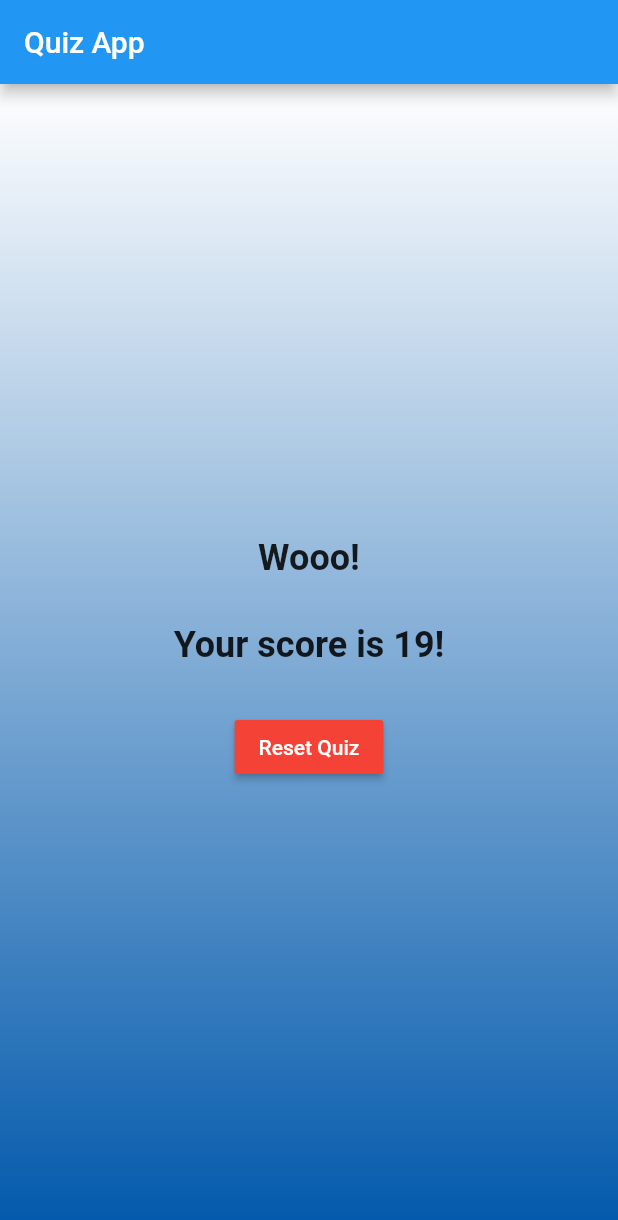
After one commit to aliemir/flutter-quiz-app-example, a Flutter app: the screen it shows after launch, after a tap on "Black", after a tap on "Fish", after a tap on "Three", on a phone screen of 412 x 824 dp. The commit adds this screen. Shown: the top 1220 px of the screen. Run offline on Flutter 3.47's test engine with Material 2 defaults, Android fonts, the phone set to English and light mode, and no system bars.

Commit message:
quiz done

```diff
--- a/lib/main.dart
+++ b/lib/main.dart
@@ -1,6 +1,7 @@
 import 'package:flutter/material.dart';
-import './question.dart';
-import './answer.dart';
+
+import './quiz.dart';
+import './result.dart';
 
 void main() {
   runApp(App());
@@ -14,42 +15,86 @@ class App extends StatefulWidget {
 }
 
 class _AppState extends State<App> {
+  var _score = 0;
   var _questionIndex = 0;
   final questions = [
     {
       'questionText': 'Whats your favorite color ?',
       'answers': [
-        'Black',
-        'Red',
-        'Green',
-        'White',
+        {
+          'text': 'Black',
+          'score': 10,
+        },
+        {
+          'text': 'Red',
+          'score': 6,
+        },
+        {
+          'text': 'Green',
+          'score': 3,
+        },
+        {
+          'text': 'White',
+          'score': 0,
+        },
       ],
     },
     {
       'questionText': 'Whats your favorite animal ?',
       'answers': [
-        'Rabbit',
-        'Cat',
-        'Dog',
-        'Fish',
+        {
+          'text': 'Snake',
+          'score': 10,
+        },
+        {
+          'text': 'Fish',
+          'score': 6,
+        },
+        {
+          'text': 'Dog',
+          'score': 3,
+        },
+        {
+          'text': 'Cat',
+          'score': 0,
+        },
       ],
     },
     {
       'questionText': 'Whats your favorite number ?',
       'answers': [
-        'One',
-        'Two',
-        'Three',
-        'Four',
+        {
+          'text': 'Ten',
+          'score': 10,
+        },
+        {
+          'text': 'Six',
+          'score': 6,
+        },
+        {
+          'text': 'Three',
+          'score': 3,
+        },
+        {
+          'text': 'Zero',
+          'score': 0,
+        },
       ],
     },
   ];
 
-  void _answerQuestion() {
+  void _answerQuestion(int answerScore) {
     setState(() {
+      _score += answerScore;
       _questionIndex++;
     });
-    print('Answer chosen');
+  }
+
+  void _resetQuiz() {
+    setState(() {
+      _score = 0;
+      _questionIndex = 0;
+    });
   }
 
   @override
@@ -69,20 +114,15 @@ class _AppState extends State<App> {
               end: Alignment.bottomCenter,
             ),
           ),
-          child: Column(
-            children: <Widget>[
-              Question(
-                questionText: questions[_questionIndex]['questionText'],
-              ),
-              ...(questions[_questionIndex]['answers'] as List<String>)
-                  .map((answer) {
-                return new Answer(
-                  text: answer,
+          child: _questionIndex < questions.length
+              ? Quiz(
+                  question: questions[_questionIndex],
                   onPressed: _answerQuestion,
-                );
-              }).toList(),
-            ],
-          ),
+                )
+              : Result(
+                  score: _score,
+                  resetHandler: _resetQuiz,
+                ),
         ),
       ),
     );
--- /dev/null
+++ b/lib/quiz.dart
@@ -0,0 +1,31 @@
+import 'package:flutter/material.dart';
+import './question.dart';
+import './answer.dart';
+
+class Quiz extends StatelessWidget {
+  final question;
+  final Function onPressed;
+
+  Quiz({this.question, this.onPressed});
+
+  @override
+  Widget build(BuildContext context) {
+    return Container(
+      child: Column(
+        children: <Widget>[
+          Question(
+            questionText: question['questionText'],
+          ),
+          ...(question['answers'] as List).map((answer) {
+            return new Answer(
+              text: answer['text'],
+              onPressed: () {
+                onPressed(answer['score']);
+              },
+            );
+          }).toList(),
+        ],
+      ),
+    );
+  }
+}
--- /dev/null
+++ b/lib/result.dart
@@ -0,0 +1,49 @@
+import 'package:flutter/material.dart';
+
+class Result extends StatelessWidget {
+  final resetHandler;
+  final score;
+
+  Result({this.score, this.resetHandler});
+
+  @override
+  Widget build(BuildContext context) {
+    return Center(
+      child: Column(
+        mainAxisAlignment: MainAxisAlignment.center,
+        children: <Widget>[
+          Container(
+            margin: EdgeInsets.only(
+              bottom: 30.0,
+            ),
+            child: Text(
+              'Wooo!',
+              style: TextStyle(
+                fontSize: 24,
+                fontWeight: FontWeight.bold,
+              ),
+            ),
+          ),
+          Container(
+            margin: EdgeInsets.only(
+              bottom: 30.0,
+            ),
+            child: Text(
+              'Your score is ' + score.toString() + '!',
+              style: TextStyle(
+                fontSize: 24,
+                fontWeight: FontWeight.bold,
+              ),
+            ),
+          ),
+          RaisedButton(
+            textColor: Colors.white,
+            color: Colors.red,
+            child: Text('Reset Quiz'),
+            onPressed: resetHandler,
+          ),
+        ],
+      ),
+    );
+  }
+}
```
